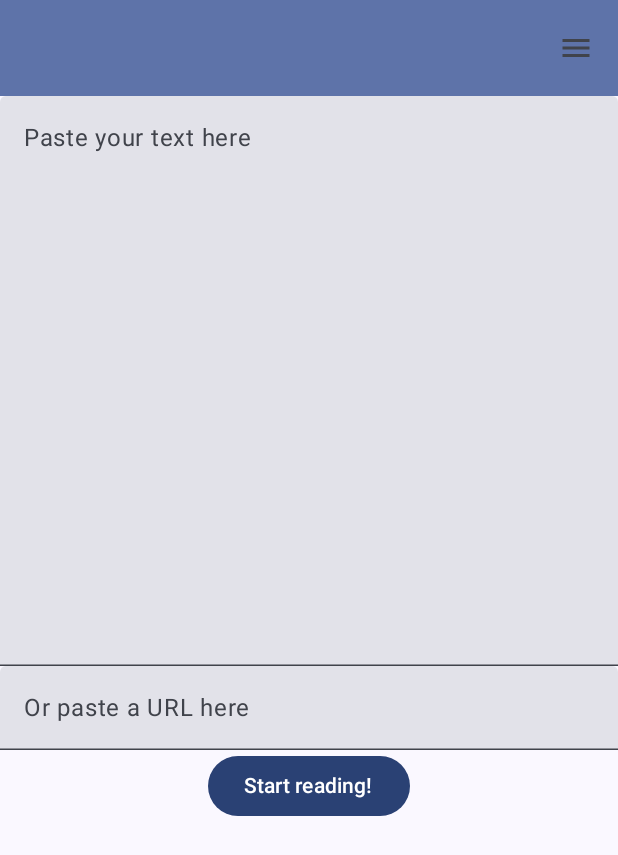
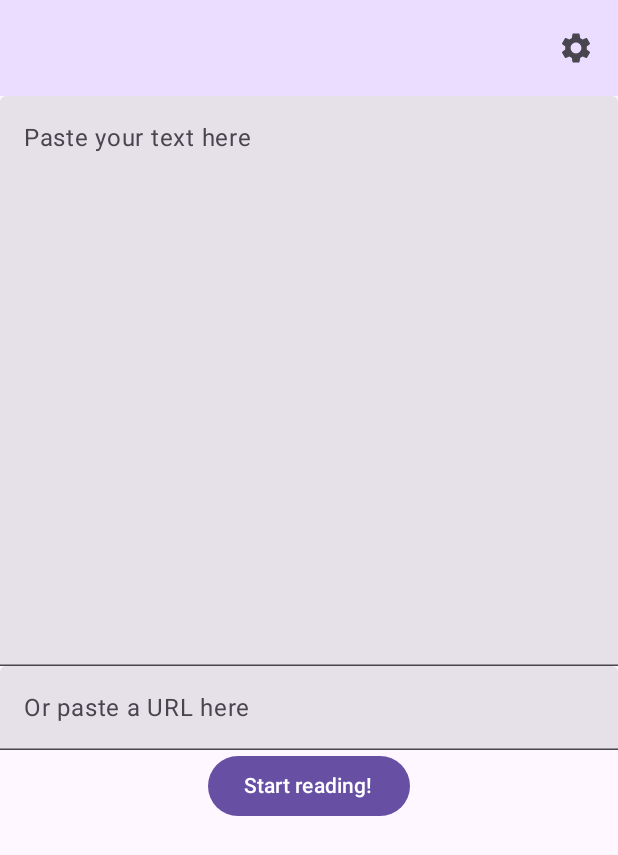
Before and after one commit to alex391/QuickRead, an Android app built with Jetpack Compose: the screen it shows after launch (MainActivity), after a tap on "Start reading!", on a phone screen of 412 x 824 dp. Shown: the top 855 px of the screen. Run offline under Robolectric (Android 15) with nearby library versions, the phone set to English and light mode, and no system bars.

Commit message:
Routing started

```diff
--- a/app/build.gradle.kts
+++ b/app/build.gradle.kts
@@ -2,6 +2,8 @@ plugins {
     alias(libs.plugins.android.application)
     alias(libs.plugins.kotlin.android)
     alias(libs.plugins.kotlin.compose)
+
+    kotlin("plugin.serialization") version "2.1.0"
 }
 
 android {
@@ -40,6 +42,7 @@ android {
 }
 
 dependencies {
+    implementation(libs.kotlinx.serialization.json)
 
     implementation(libs.androidx.core.ktx)
     implementation(libs.androidx.lifecycle.runtime.ktx)
@@ -49,6 +52,7 @@ dependencies {
     implementation(libs.androidx.ui.graphics)
     implementation(libs.androidx.ui.tooling.preview)
     implementation(libs.androidx.material3)
+    implementation(libs.androidx.navigation.compose)
     testImplementation(libs.junit)
     androidTestImplementation(libs.androidx.junit)
     androidTestImplementation(libs.androidx.espresso.core)
--- a/app/src/main/java/com/alexleute/quickread/MainActivity.kt
+++ b/app/src/main/java/com/alexleute/quickread/MainActivity.kt
@@ -4,84 +4,49 @@ import android.os.Bundle
 import androidx.activity.ComponentActivity
 import androidx.activity.compose.setContent
 import androidx.activity.enableEdgeToEdge
-import androidx.compose.foundation.layout.Column
-import androidx.compose.foundation.layout.fillMaxHeight
-import androidx.compose.foundation.layout.fillMaxSize
-import androidx.compose.foundation.layout.fillMaxWidth
-import androidx.compose.foundation.layout.padding
-import androidx.compose.material.icons.Icons
-import androidx.compose.material.icons.filled.Menu
-import androidx.compose.material3.Button
-import androidx.compose.material3.CenterAlignedTopAppBar
-import androidx.compose.material3.ExperimentalMaterial3Api
-import androidx.compose.material3.Icon
-import androidx.compose.material3.IconButton
-import androidx.compose.material3.MaterialTheme
-import androidx.compose.material3.Scaffold
 import androidx.compose.material3.Text
-import androidx.compose.material3.TextField
-import androidx.compose.material3.TopAppBarDefaults
-import androidx.compose.ui.Alignment
-import androidx.compose.ui.Modifier
-import com.alexleute.quickread.ui.theme.QuickReadTheme
+import androidx.navigation.compose.NavHost
+import androidx.navigation.compose.composable
+import androidx.navigation.compose.rememberNavController
+import com.alexleute.quickread.ui.ImportText
+import com.alexleute.quickread.ui.Read
+import kotlinx.serialization.Serializable
+
+@Serializable
+object ImportText // TODO: This should probably also be a data class
+
+@Serializable
+object Options
+
+@Serializable
+object Read // TODO: This should be a data class instead
 
 class MainActivity : ComponentActivity() {
-    @OptIn(ExperimentalMaterial3Api::class)
     override fun onCreate(savedInstanceState: Bundle?) {
         super.onCreate(savedInstanceState)
         enableEdgeToEdge()
         setContent {
-            QuickReadTheme {
-                Scaffold(modifier = Modifier.fillMaxSize(), topBar = {
-                    CenterAlignedTopAppBar(
-                        colors = TopAppBarDefaults.topAppBarColors(
-                            containerColor = MaterialTheme.colorScheme.primaryContainer,
-                            titleContentColor = MaterialTheme.colorScheme.primary,
-                        ),
-                        title = {
-                        },
-                        actions = {
-                            IconButton(onClick = {
-                                TODO()
-                            }) {
-                                Icon(
-                                    imageVector = Icons.Filled.Menu,
-                                    contentDescription = null/* TODO */
-                                )
-                            }
-                        }
+            val navController = rememberNavController()
+            NavHost(
+                navController = navController,
+                startDestination = ImportText,
+            ) {
+                composable<ImportText> {
+                    ImportText(startReading = {
+                        navController.navigate(Read)
+                    }, options = {
+                        navController.navigate(Options)
+                    })
+                }
+                composable<Read> {
+                    Read(
+                        text = TODO(),
+                        back = { navController.popBackStack() },
+                        options = { navController.navigate(Options) }
                     )
-                }) { innerPadding ->
-                    Column(
-                        modifier = Modifier.padding(innerPadding),
-                        horizontalAlignment = Alignment.CenterHorizontally
-                    ) {
-                        TextField(
-                            "",
-                            modifier = Modifier
-                                .fillMaxHeight(0.5f)
-                                .fillMaxWidth(1f), // TODO: actually center
-                            onValueChange = {/* TODO: change value */ },
-                            label = {
-                                Text("Paste your text here")
-                            }
-                        )
-                        TextField(
-                            "",
-                            modifier = Modifier
-                                .fillMaxWidth(1f), // TODO: actually center
-                            onValueChange = {/* TODO: Store state for later */ },
-                            label = {
-                                Text("Or paste a URL here")
-                            }
-                        )
-                        Button(
-                            onClick = {/* TODO: goto the reading page */ },
-                            content = {
-                                Text("Start reading!")
-                            }
-                        )
-                    }
+                }
+                composable<Options> {
+                    Text("This is placeholder text for Options")
                 }
             }
         }
--- /dev/null
+++ b/app/src/main/java/com/alexleute/quickread/ui/ImportText.kt
@@ -0,0 +1,78 @@
+package com.alexleute.quickread.ui
+
+import androidx.compose.foundation.layout.Column
+import androidx.compose.foundation.layout.fillMaxHeight
+import androidx.compose.foundation.layout.fillMaxSize
+import androidx.compose.foundation.layout.fillMaxWidth
+import androidx.compose.foundation.layout.padding
+import androidx.compose.material.icons.Icons
+import androidx.compose.material.icons.filled.Settings
+import androidx.compose.material3.Button
+import androidx.compose.material3.CenterAlignedTopAppBar
+import androidx.compose.material3.ExperimentalMaterial3Api
+import androidx.compose.material3.Icon
+import androidx.compose.material3.IconButton
+import androidx.compose.material3.MaterialTheme
+import androidx.compose.material3.Scaffold
+import androidx.compose.material3.Text
+import androidx.compose.material3.TextField
+import androidx.compose.material3.TopAppBarDefaults
+import androidx.compose.runtime.Composable
+import androidx.compose.ui.Alignment
+import androidx.compose.ui.Modifier
+
+@OptIn(ExperimentalMaterial3Api::class)
+@Composable
+fun ImportText(startReading: () -> Unit, options: () -> Unit) {
+    Scaffold(modifier = Modifier.fillMaxSize(), topBar = {
+        CenterAlignedTopAppBar(
+            colors = TopAppBarDefaults.topAppBarColors(
+                containerColor = MaterialTheme.colorScheme.primaryContainer,
+                titleContentColor = MaterialTheme.colorScheme.primary,
+            ),
+            title = {
+            },
+            actions = {
+                IconButton(onClick = {
+                    options()
+                }) {
+                    Icon(
+                        imageVector = Icons.Filled.Settings,
+                        contentDescription = "Settings"
+                    )
+                }
+            }
+        )
+    }) { innerPadding ->
+        Column(
+            modifier = Modifier.padding(innerPadding),
+            horizontalAlignment = Alignment.CenterHorizontally
+        ) {
+            TextField(
+                "",
+                modifier = Modifier
+                    .fillMaxHeight(0.5f)
+                    .fillMaxWidth(1f), // TODO: actually center
+                onValueChange = {/* TODO: change value */ },
+                label = {
+                    Text("Paste your text here")
+                }
+            )
+            TextField(
+                "",
+                modifier = Modifier
+                    .fillMaxWidth(1f), // TODO: actually center
+                onValueChange = {/* TODO: Store state for later */ },
+                label = {
+                    Text("Or paste a URL here")
+                }
+            )
+            Button(
+                onClick = { startReading() },
+                content = {
+                    Text("Start reading!")
+                }
+            )
+        }
+    }
+}
--- /dev/null
+++ b/app/src/main/java/com/alexleute/quickread/ui/Read.kt
@@ -0,0 +1,11 @@
+package com.alexleute.quickread.ui
+
+import androidx.compose.material3.Text
+import androidx.compose.runtime.Composable
+
+@Composable
+fun Read(text: String, back: () -> Unit, options: () -> Unit) {
+    // TODO: This is very placeholder
+    Text(text)
+
+}
--- a/gradle/libs.versions.toml
+++ b/gradle/libs.versions.toml
@@ -5,9 +5,11 @@ coreKtx = "1.15.0"
 junit = "4.13.2"
 junitVersion = "1.2.1"
 espressoCore = "3.6.1"
+kotlinxSerializationJson = "1.7.3"
 lifecycleRuntimeKtx = "2.8.7"
 activityCompose = "1.9.3"
 composeBom = "2024.12.01"
+navigationCompose = "2.8.5"
 
 [libraries]
 androidx-core-ktx = { group = "androidx.core", name = "core-ktx", version.ref = "coreKtx" }
@@ -24,6 +26,8 @@ androidx-ui-tooling-preview = { group = "androidx.compose.ui", name = "ui-toolin
 androidx-ui-test-manifest = { group = "androidx.compose.ui", name = "ui-test-manifest" }
 androidx-ui-test-junit4 = { group = "androidx.compose.ui", name = "ui-test-junit4" }
 androidx-material3 = { group = "androidx.compose.material3", name = "material3" }
+kotlinx-serialization-json = { module = "org.jetbrains.kotlinx:kotlinx-serialization-json", version.ref = "kotlinxSerializationJson" }
+androidx-navigation-compose = { group = "androidx.navigation", name = "navigation-compose", version.ref = "navigationCompose" }
 
 [plugins]
 android-application = { id = "com.android.application", version.ref = "agp" }
```
